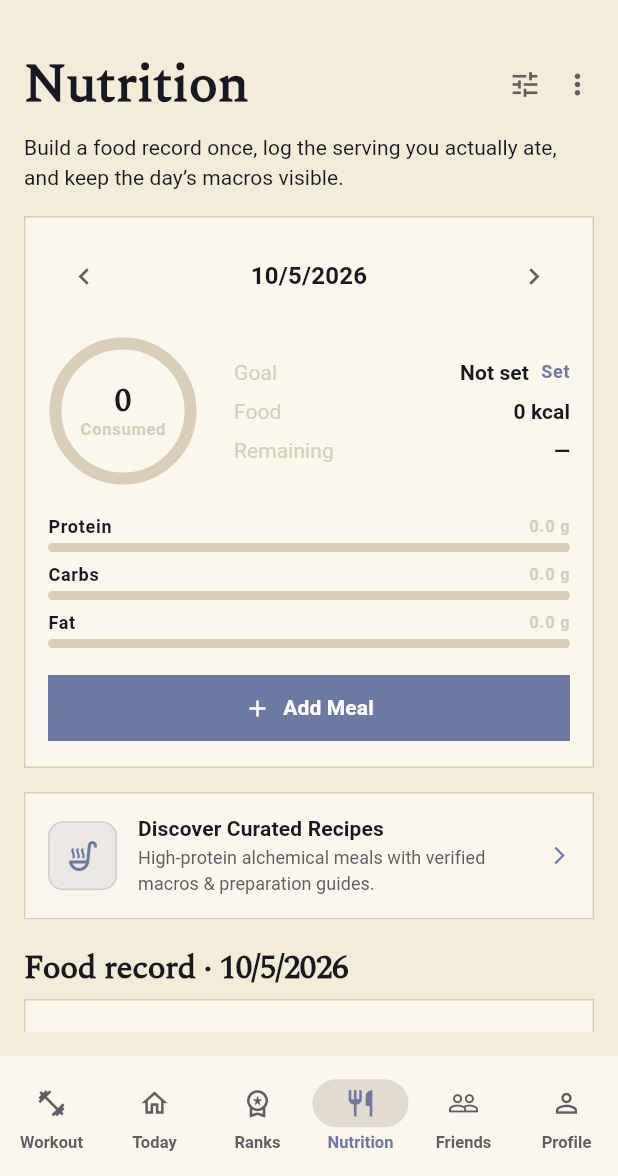
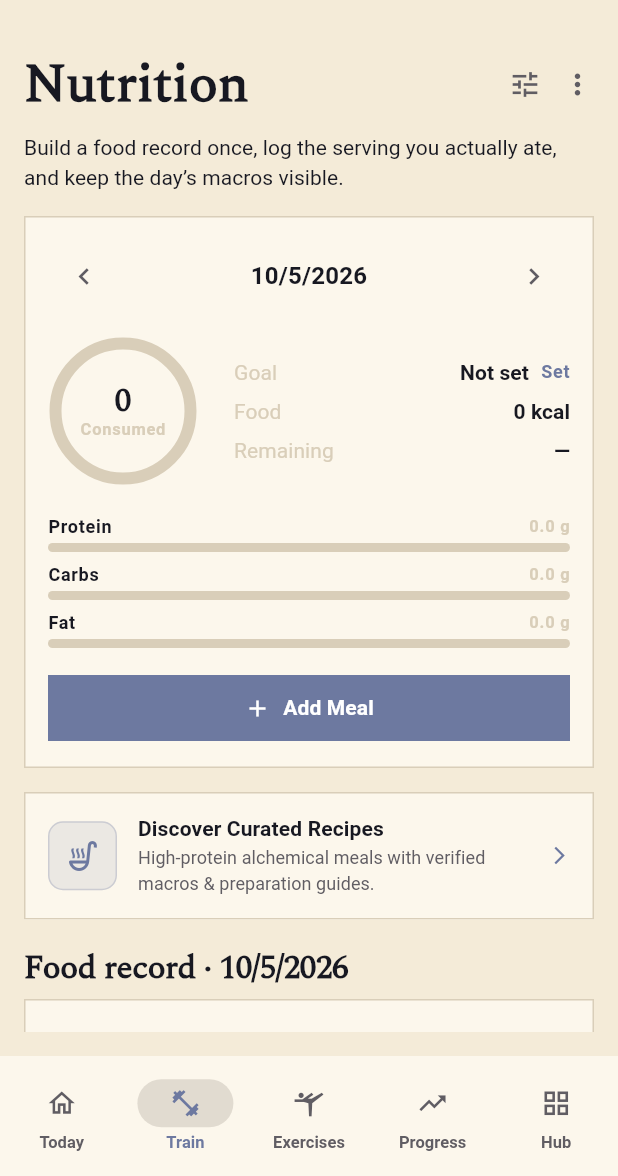
Before and after one commit to jsalg-byte/transmute-flutter, a Flutter app: the NutritionScreen screen opened by its route, on a phone screen of 412 x 824 dp, the part 60-1236 px from its top. Run offline on Flutter 3.47's test engine with Material 3 defaults, Android fonts, the phone set to English and light mode, and no system bars; our stand-ins replace dio, flutter_riverpod, flutter_secure_storage, flutter_svg, freezed_annotation, go_router and 3 more; missing offline and left inert: mobile_scanner; accounts and stored records are empty.

Commit message:
feat(ux): remediate nutrition calorie rollup, unify exercise search, and streamline 5-tab mobile nav

```diff
--- a/lib/features/nutrition/presentation/nutrition_screen.dart
+++ b/lib/features/nutrition/presentation/nutrition_screen.dart
@@ -141,6 +141,7 @@ class _NutritionScreenState extends ConsumerState<NutritionScreen> {
         _DayHeader(
           day: _day,
           diary: diary,
+          meals: meals,
           onPrevious: () =>
               setState(() => _day = _day.subtract(const Duration(days: 1))),
           onNext: () =>
@@ -235,37 +236,34 @@ class _NutritionScreenState extends ConsumerState<NutritionScreen> {
         ),
         const SizedBox(height: 8),
         if (meals.isEmpty)
-          Card(
-            child: Padding(
-              padding: const EdgeInsets.all(20),
+          const TransmutePanel(
+            padding: EdgeInsets.all(20),
             child: Column(
               children: [
                 Icon(
                   Icons.no_meals_outlined,
                   size: 40,
-                    color: Theme.of(context).colorScheme.outline,
-                  ),
-                  const SizedBox(height: 8),
-                  const Text(
+                ),
+                SizedBox(height: 8),
+                Text(
                   'No food logged on this date.',
                   style: TextStyle(fontWeight: FontWeight.bold),
                 ),
-                  const SizedBox(height: 4),
-                  const Text(
-                    'Tap Log meal or use the sections below to track your meals.',
+                SizedBox(height: 4),
+                Text(
+                  'Tap Add Meal or use the sections below to track your meals.',
                   textAlign: TextAlign.center,
                 ),
               ],
-              ),
             ),
           ),
         ...MealType.values.map((type) {
           final group = meals.where((meal) => meal.mealType == type).toList();
           final groupCals = group.fold<double>(0, (sum, m) => sum + m.caloriesKcal).round();
 
-          return Card(
-            margin: const EdgeInsets.only(top: 12),
-            child: Padding(
+          return Padding(
+            padding: const EdgeInsets.only(top: 12),
+            child: TransmutePanel(
               padding: const EdgeInsets.all(12),
               child: Column(
                 crossAxisAlignment: CrossAxisAlignment.start,
@@ -579,6 +577,7 @@ class _DayHeader extends StatelessWidget {
   const _DayHeader({
     required this.day,
     required this.diary,
+    required this.meals,
     required this.onPrevious,
     required this.onNext,
     required this.onSetTarget,
@@ -587,6 +586,7 @@ class _DayHeader extends StatelessWidget {
 
   final DateTime day;
   final NutritionDiaryDay diary;
+  final List<NutritionMeal> meals;
   final VoidCallback onPrevious;
   final VoidCallback onNext;
   final VoidCallback onSetTarget;
@@ -596,8 +596,26 @@ class _DayHeader extends StatelessWidget {
   Widget build(BuildContext context) {
     final theme = Theme.of(context);
     final target = diary.target;
-    final consumed = diary.consumedCalories;
-    final remaining = diary.remainingCalories;
+
+    // Dynamically roll up from actual logged meals to guarantee state consistency
+    final consumed = meals.fold<int>(
+      0,
+      (sum, m) => sum + m.caloriesKcal.round(),
+    );
+    final remaining = target != null ? (target.caloriesTarget - consumed) : null;
+
+    final consumedProtein = meals.fold<double>(
+      0.0,
+      (sum, m) => sum + m.proteinG,
+    );
+    final consumedCarbs = meals.fold<double>(
+      0.0,
+      (sum, m) => sum + m.carbsG,
+    );
+    final consumedFat = meals.fold<double>(
+      0.0,
+      (sum, m) => sum + m.fatG,
+    );
 
     final double progress;
     if (target != null && target.caloriesTarget > 0) {
@@ -606,8 +624,7 @@ class _DayHeader extends StatelessWidget {
       progress = 0.0;
     }
 
-    return Card(
-      child: Padding(
+    return TransmutePanel(
       padding: const EdgeInsets.all(16),
       child: Column(
         children: [
@@ -750,7 +767,7 @@ class _DayHeader extends StatelessWidget {
             // Macro progress bars
             _MacroBar(
               label: 'Protein',
-              consumed: diary.consumedProteinG,
+              consumed: consumedProtein,
               target: target?.proteinGTarget,
               unit: 'g',
               color: Colors.blueAccent,
@@ -758,7 +775,7 @@ class _DayHeader extends StatelessWidget {
             const SizedBox(height: 8),
             _MacroBar(
               label: 'Carbs',
-              consumed: diary.consumedCarbsG,
+              consumed: consumedCarbs,
               target: target?.carbsGTarget,
               unit: 'g',
               color: Colors.amberAccent.shade700,
@@ -766,7 +783,7 @@ class _DayHeader extends StatelessWidget {
             const SizedBox(height: 8),
             _MacroBar(
               label: 'Fat',
-              consumed: diary.consumedFatG,
+              consumed: consumedFat,
               target: target?.fatGTarget,
               unit: 'g',
               color: Colors.redAccent,
@@ -783,7 +800,6 @@ class _DayHeader extends StatelessWidget {
               ),
             ),
           ],
-        ),
         ),
       );
   }
--- a/lib/shared/widgets/app_shell.dart
+++ b/lib/shared/widgets/app_shell.dart
@@ -61,29 +61,33 @@ class AppShell extends ConsumerWidget {
   final double? desktopContentMaxWidth;
 
   static const _primary = <_ShellDestination>[
-    _ShellDestination('Workout', '/session', Icons.fitness_center_outlined),
     _ShellDestination('Today', '/dashboard', Icons.home_outlined),
-    _ShellDestination('Ranks', '/ranks', Icons.workspace_premium_outlined),
-    _ShellDestination('Nutrition', '/nutrition', Icons.restaurant_outlined),
-    _ShellDestination('Friends', '/friends', Icons.people_outline),
-    _ShellDestination('Profile', '/profile', Icons.person_outline),
+    _ShellDestination('Train', '/plans', Icons.fitness_center_outlined),
+    _ShellDestination('Exercises', '/exercises', Icons.sports_gymnastics),
+    _ShellDestination('Progress', '/history', Icons.trending_up_outlined),
+    _ShellDestination('Hub', '_hub', Icons.grid_view_outlined),
   ];
 
   static const _training = <_ShellDestination>[
+    _ShellDestination('Active workout', '/session'),
     _ShellDestination('Workout plans', '/plans'),
     _ShellDestination('Exercise library', '/exercises'),
     _ShellDestination('Workout history', '/history'),
   ];
 
   static const _growth = <_ShellDestination>[
-    _ShellDestination('Arcana', '/arcana'),
+    _ShellDestination('Ranks & bodygraph', '/ranks'),
+    _ShellDestination('Nutrition diary', '/nutrition'),
+    _ShellDestination('Fasting tracker', '/fasting'),
+    _ShellDestination('Arcana & deck', '/arcana'),
     _ShellDestination('Goals', '/goals'),
     _ShellDestination('Planning', '/planning'),
     _ShellDestination('Progress photos', '/progress'),
-    _ShellDestination('Fasting', '/fasting'),
+    _ShellDestination('Friends & social', '/friends'),
   ];
 
   static const _account = <_ShellDestination>[
+    _ShellDestination('Profile', '/profile'),
     _ShellDestination('Settings', '/settings'),
   ];
 
@@ -122,6 +126,7 @@ class AppShell extends ConsumerWidget {
                         child: Column(
                           children: [
                             for (final destination in _primary)
+                              if (destination.route != '_hub')
                                 _DesktopNavItem(
                                   destination: destination,
                                   selected: _isSelected(
@@ -193,6 +198,15 @@ class AppShell extends ConsumerWidget {
         child: child,
       ),
     );
+    void handleDestinationSelected(int index) {
+      final dest = _primary[index];
+      if (dest.route == '_hub') {
+        _showNavigationSheet(context, ref);
+      } else {
+        context.go(dest.route);
+      }
+    }
+
     if (width < 600) {
       return Scaffold(
         appBar: AppBar(
@@ -211,7 +225,7 @@ class AppShell extends ConsumerWidget {
         bottomNavigationBar: NavigationBar(
           labelBehavior: NavigationDestinationLabelBehavior.alwaysShow,
           selectedIndex: safeIndex,
-          onDestinationSelected: (index) => context.go(_primary[index].route),
+          onDestinationSelected: handleDestinationSelected,
           destinations: [
             for (final item in _primary)
               NavigationDestination(
@@ -227,7 +241,7 @@ class AppShell extends ConsumerWidget {
         children: [
           NavigationRail(
             selectedIndex: safeIndex,
-            onDestinationSelected: (index) => context.go(_primary[index].route),
+            onDestinationSelected: handleDestinationSelected,
             labelType: NavigationRailLabelType.all,
             leading: const Padding(
               padding: EdgeInsets.only(top: 16),
@@ -263,20 +277,22 @@ class AppShell extends ConsumerWidget {
   }
 
   static bool _isSelected(String location, String route) {
-    if (route == '/session') {
-      return location == '/session' ||
-          location.startsWith('/plans') ||
-          location.startsWith('/exercises');
+    if (route == '_hub') return false;
+    if (route == '/plans') {
+      return location == '/plans' ||
+          location.startsWith('/plans/') ||
+          location == '/session';
     }
-    if (route == '/profile') {
-      return location == '/profile' ||
-          location.startsWith('/history') ||
-          location.startsWith('/arcana') ||
-          location.startsWith('/goals') ||
-          location.startsWith('/planning') ||
-          location.startsWith('/progress') ||
-          location.startsWith('/settings') ||
-          location.startsWith('/fasting');
+    if (route == '/exercises') {
+      return location == '/exercises' ||
+          location.startsWith('/exercises/') ||
+          location == '/';
+    }
+    if (route == '/history') {
+      return location == '/history' ||
+          location.startsWith('/history/') ||
+          location == '/progress' ||
+          location.startsWith('/progress/');
     }
     return location == route || location.startsWith('$route/');
   }
@@ -352,7 +368,8 @@ class _CompactNavigationMenu extends ConsumerWidget {
             final columns = constraints.maxWidth >= 600 ? 3 : 2;
             final itemWidth =
                 (constraints.maxWidth - (columns - 1) * 8) / columns;
-            return Column(
+            return SingleChildScrollView(
+              child: Column(
                 mainAxisSize: MainAxisSize.min,
                 crossAxisAlignment: CrossAxisAlignment.stretch,
                 children: [
@@ -439,6 +456,7 @@ class _CompactNavigationMenu extends ConsumerWidget {
                     ),
                   ),
                 ],
+              ),
             );
           },
         ),
```
Also changed, not shown: lib/core/api/api_repositories.dart (+20 -1 lines), 6 other files. Lines whose indentation alone changed are shown as unchanged.
